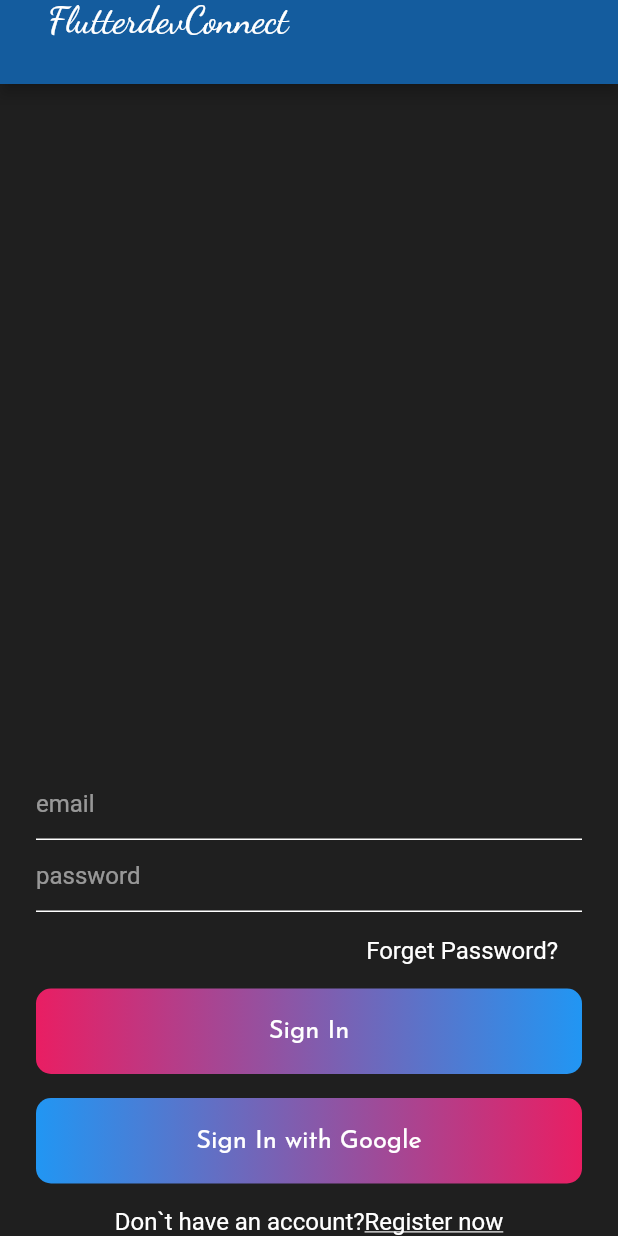
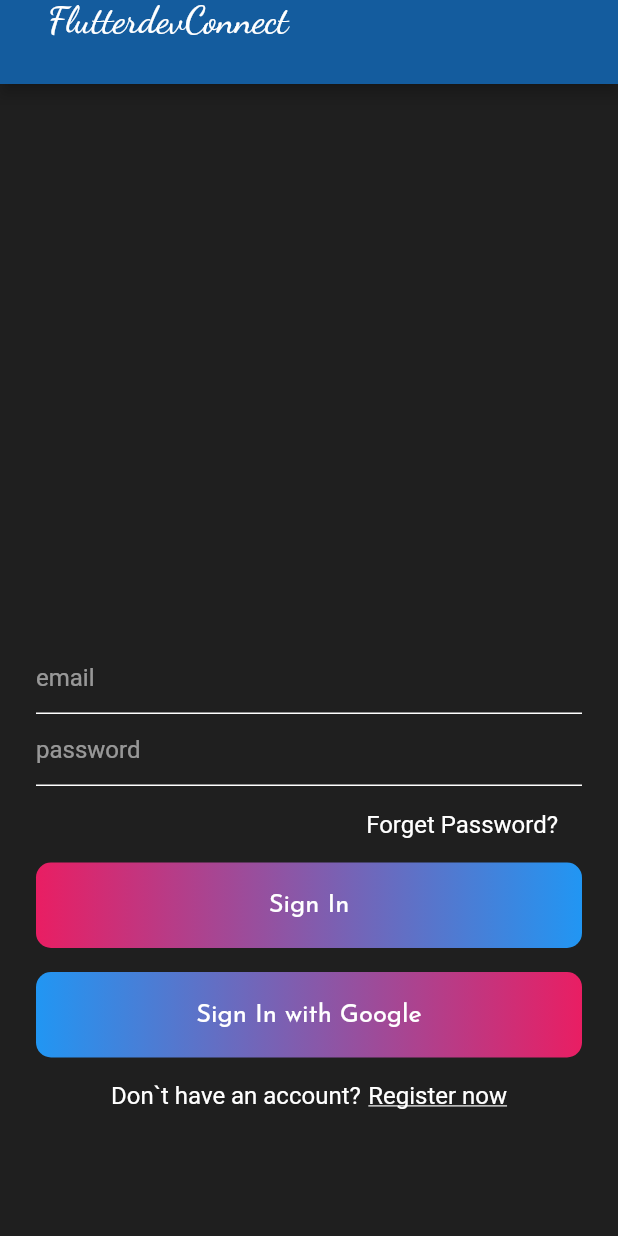
Before and after one commit to JideijeEmeka/chat_app, a Flutter app: the screen it shows after launch, on a phone screen of 412 x 824 dp. Run offline on Flutter 3.47's test engine with Material 2 defaults, Android fonts, the phone set to English and light mode, and no system bars; our stand-ins replace google_fonts.

Commit message:
designed the sign in screen

```diff
--- a/lib/views/signin.dart
+++ b/lib/views/signin.dart
@@ -17,15 +17,15 @@ class _SignInState extends State<SignIn> {
         centerTitle: true,
         title: appBarMain(context),
       ),
-      body: Container(
-        height: MediaQuery.of(context).size.height,
+      body: SingleChildScrollView(
+        child: Container(
+          height: MediaQuery.of(context).size.height - 90,
           alignment: Alignment.bottomCenter,
           child: Container(
             padding: const EdgeInsets.symmetric(horizontal: 24),
             child: Column(
               mainAxisSize: MainAxisSize.min,
               children: [
-              Spacer(),
                 TextField(
                     style: simpleTextStyle(),
                     decoration: textFieldInputDecoration('email')),
@@ -63,15 +63,21 @@ class _SignInState extends State<SignIn> {
                         style: GoogleFonts.roboto(
                             textStyle:
                                 TextStyle(fontSize: 16, color: Colors.white))),
+                    SizedBox(
+                      width: 5,
+                    ),
                     Text(
                       'Register now',
                       style: GoogleFonts.roboto(
-                        textStyle: TextStyle(fontSize: 16, color: Colors.white),
+                          textStyle:
+                              TextStyle(fontSize: 16, color: Colors.white),
                           decoration: TextDecoration.underline),
                     )
                   ],
-              )
+                ),
+                SizedBox(height: 50),
               ],
+            ),
           ),
         ),
       ),
```
Lines whose indentation alone changed are shown as unchanged.
